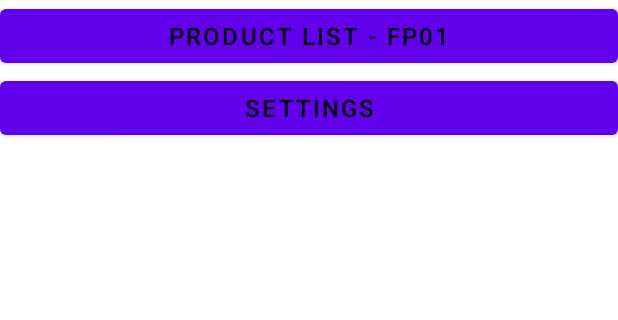
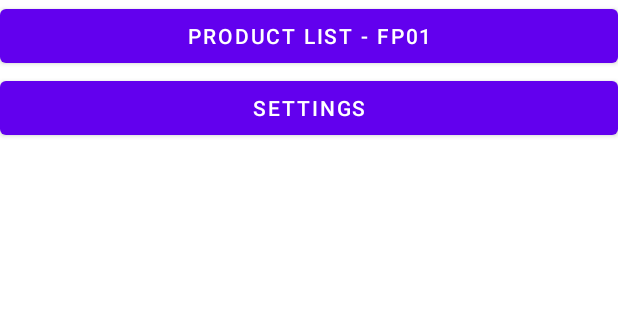
Before and after one commit to Ventinarii/SMB_PK, an Android app: the screen it shows after launch (MainActivity), on a phone screen of 412 x 824 dp, the part 152-472 px from its top. Run offline under Robolectric (Android 15) with nearby library versions, the phone set to English and light mode, and no system bars.

Commit message:
Before BIG cutout of content (ew don't need that code and leaving it here will create spaghetti)

```diff
--- a/app/src/main/java/com/example/s17149/DataBase/Product.kt
+++ b/app/src/main/java/com/example/s17149/DataBase/Product.kt
@@ -11,7 +11,8 @@ data class Product(
     var qty: Float = 0f,
     var price: Float = 0f,
     var click: Boolean = false,
-    var UID: Long = 0
+    var UserId: Long = 0,
+    var Public: Boolean = false
 ) {
 
 }
--- a/app/src/main/java/com/example/s17149/Empty.kt
+++ b/app/src/main/java/com/example/s17149/Empty.kt
@@ -2,7 +2,7 @@ package com.example.s17149
 
 import androidx.appcompat.app.AppCompatActivity
 import android.os.Bundle
-
+/**abandoned*/
 class Empty : AppCompatActivity() {
     override fun onCreate(savedInstanceState: Bundle?) {
         super.onCreate(savedInstanceState)
--- a/app/src/main/java/com/example/s17149/MainActivity.kt
+++ b/app/src/main/java/com/example/s17149/MainActivity.kt
@@ -34,26 +34,27 @@ class MainActivity : AppCompatActivity() {
     fun buAc01ProductList(view: android.view.View) {
         startActivity(AppLogic.productListActivity);
     }
-    fun buAcXSettings(view: android.view.View) {
-        startActivity(AppLogic.optionsActivity);
-    }
-
     override fun onResume() {
         super.onResume();
         findAndUpdateUI();
     }
+    //==============================================================================================abandoned
+    /**abandoned*/
+    fun buAcXSettings(view: android.view.View) {
+        //startActivity(AppLogic.optionsActivity);
+    }
+    /**abandoned*/
+    fun findAndUpdateUI(){
+        //biding.titleTextView.setTextColor(AppLogic.textTrimColor.toArgb());
+        //biding.titleTextView.setBackgroundColor(AppLogic.trimColor.toArgb());
 
-    fun findAndUpdateUI(){
-        biding.titleTextView.setTextColor(AppLogic.textTrimColor.toArgb());
-        biding.titleTextView.setBackgroundColor(AppLogic.trimColor.toArgb());
+        //biding.ScrollView.setBackgroundColor(AppLogic.mainColor.toArgb());
 
-        biding.ScrollView.setBackgroundColor(AppLogic.mainColor.toArgb());
+        //biding.ProductListButton.setTextColor(AppLogic.textMainColor.toArgb());
+        //biding.SettingsButton.setTextColor(AppLogic.textMainColor.toArgb());
 
-        biding.ProductListButton.setTextColor(AppLogic.textMainColor.toArgb());
-        biding.SettingsButton.setTextColor(AppLogic.textMainColor.toArgb());
-
-        biding.ProductListButton.setTextSize(TypedValue.COMPLEX_UNIT_PX,AppLogic.mainTextSize.toFloat());
-        biding.SettingsButton.setTextSize(TypedValue.COMPLEX_UNIT_PX,AppLogic.mainTextSize.toFloat());
+        //biding.ProductListButton.setTextSize(TypedValue.COMPLEX_UNIT_PX,AppLogic.mainTextSize.toFloat());
+        //biding.SettingsButton.setTextSize(TypedValue.COMPLEX_UNIT_PX,AppLogic.mainTextSize.toFloat());
     }
 
 
--- a/app/src/main/java/com/example/s17149/OptionsActivity.kt
+++ b/app/src/main/java/com/example/s17149/OptionsActivity.kt
@@ -6,6 +6,7 @@ import com.example.s17149.Logic.AppLogic
 import com.example.s17149.databinding.ActivityMainBinding
 import com.example.s17149.databinding.ActivityOptionsBinding
 
+/**abandoned*/
 class OptionsActivity : AppCompatActivity() {
 
     private lateinit var biding: ActivityOptionsBinding;
```
Also changed, not shown: app/src/main/java/com/example/s17149/AddOrEditActivity.kt (+18 -9 lines), app/src/main/java/com/example/s17149/ProductListActivity.kt (+9 -10 lines).
